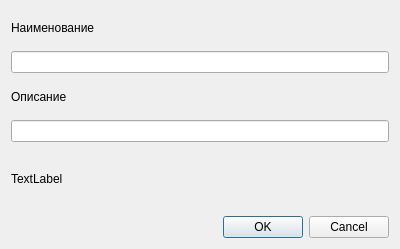
Old version of the form ui/editpointdialog.ui in the repository aunoor/pgsconverter.
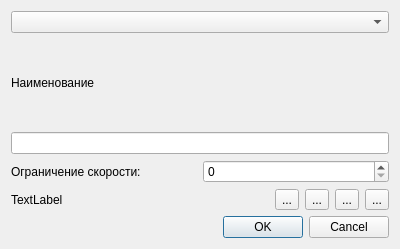
New version of the form.

Commit message: point edit sketch

Diff of the .ui file:
```diff
--- a/ui/editpointdialog.ui
+++ b/ui/editpointdialog.ui
@@ -34,10 +34,10 @@
   <property name="modal">
    <bool>true</bool>
   </property>
-  <layout class="QVBoxLayout" name="verticalLayout_3">
-   <property name="sizeConstraint">
-    <enum>QLayout::SetDefaultConstraint</enum>
-   </property>
+  <layout class="QVBoxLayout" name="verticalLayout_2">
+   <item>
+    <widget class="QComboBox" name="typeComboBox"/>
+   </item>
    <item>
     <layout class="QVBoxLayout" name="verticalLayout">
      <item>
@@ -57,29 +57,73 @@
     </layout>
    </item>
    <item>
-    <layout class="QVBoxLayout" name="verticalLayout_2">
+    <layout class="QHBoxLayout" name="horizontalLayout">
      <item>
-      <widget class="QLabel" name="descLabel">
+      <widget class="QLabel" name="label">
        <property name="text">
-        <string>Описание</string>
+        <string>Ограничение скорости:</string>
        </property>
       </widget>
      </item>
      <item>
-      <widget class="QLineEdit" name="descLineEdit">
-       <property name="maxLength">
-        <number>128</number>
-       </property>
-      </widget>
+      <widget class="QSpinBox" name="speedSpinBox"/>
      </item>
     </layout>
    </item>
    <item>
-    <widget class="QLabel" name="coordsLabel">
-     <property name="text">
-      <string>TextLabel</string>
-     </property>
-    </widget>
+    <layout class="QHBoxLayout" name="horizontalLayout_3">
+     <item>
+      <widget class="QLabel" name="coordsLabel">
+       <property name="text">
+        <string>TextLabel</string>
+       </property>
+      </widget>
+     </item>
+     <item>
+      <layout class="QHBoxLayout" name="horizontalLayout_2">
+       <item>
+        <widget class="QToolButton" name="leftToolButton">
+         <property name="toolTip">
+          <string>Подвинуть западнее на 10 метров</string>
+         </property>
+         <property name="text">
+          <string>...</string>
+         </property>
+        </widget>
+       </item>
+       <item>
+        <widget class="QToolButton" name="rightToolButton">
+         <property name="toolTip">
+          <string>Подвинуть восточнее на 10 метров</string>
+         </property>
+         <property name="text">
+          <string>...</string>
+         </property>
+        </widget>
+       </item>
+       <item>
+        <widget class="QToolButton" name="upToolButton">
+         <property name="toolTip">
+          <string>Подвинуть севернее на 10 метров</string>
+         </property>
+         <property name="text">
+          <string>...</string>
+         </property>
+        </widget>
+       </item>
+       <item>
+        <widget class="QToolButton" name="downToolButton">
+         <property name="toolTip">
+          <string>Подвинуть южнее на 10 метров</string>
+         </property>
+         <property name="text">
+          <string>...</string>
+         </property>
+        </widget>
+       </item>
+      </layout>
+     </item>
+    </layout>
    </item>
    <item>
     <widget class="QDialogButtonBox" name="buttonBox">
```
The commit also changes 4 other files.
